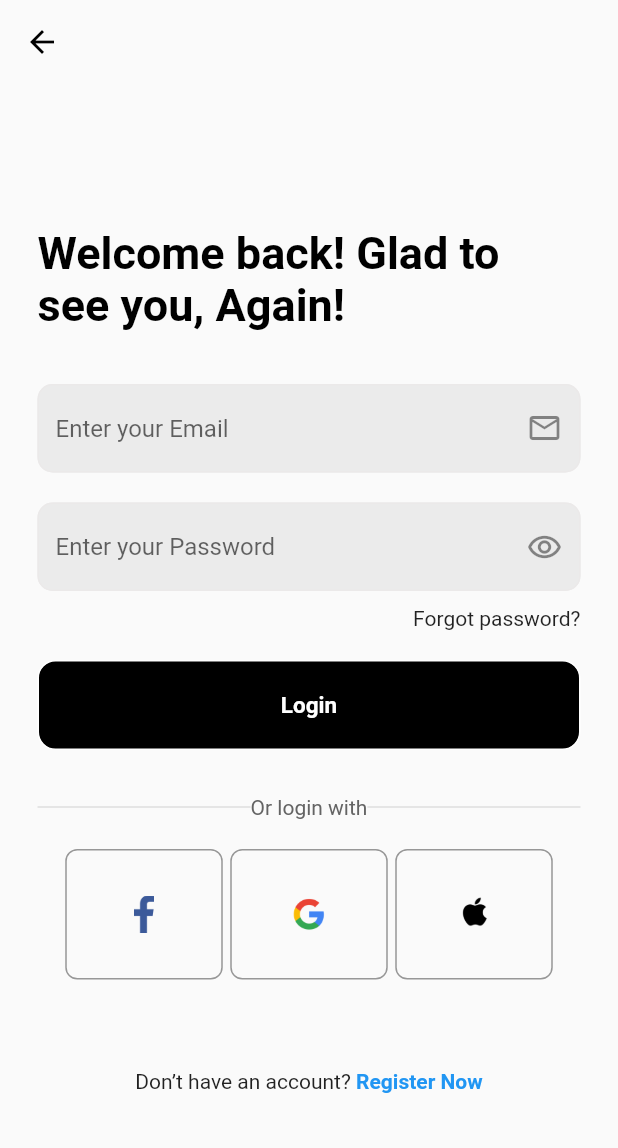
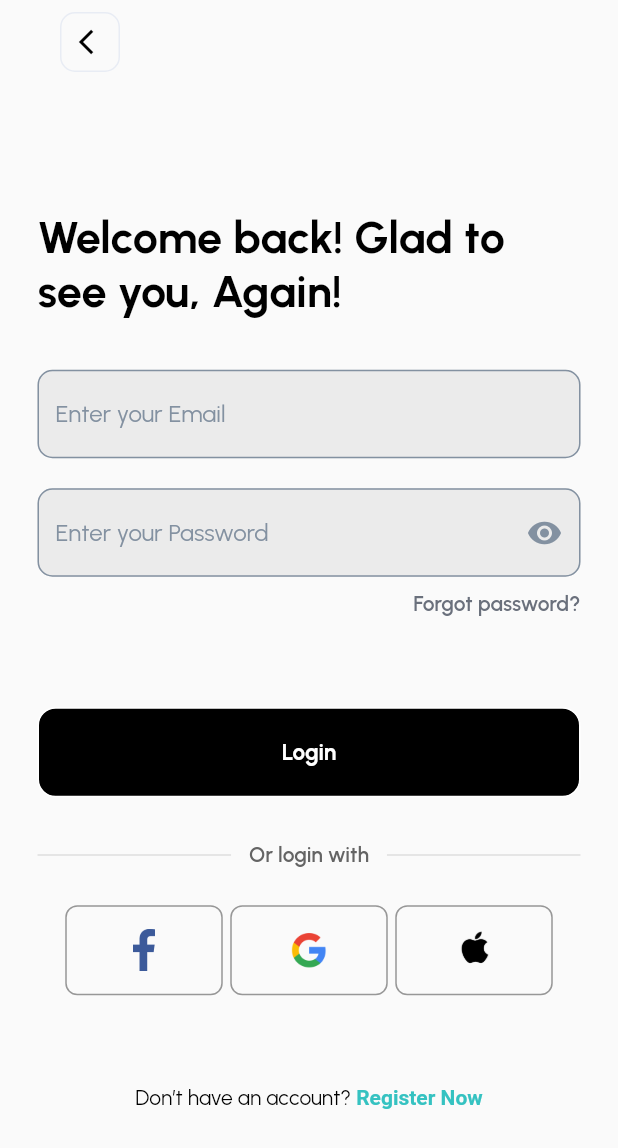
Before and after one commit to babileibtissam/flutter_project, a Flutter app: the screen it shows after launch, after a tap on "Login", on a phone screen of 412 x 824 dp. Shown: the top 1148 px of the screen. Run offline on Flutter 3.47's test engine with Material 2 defaults, Android fonts, the phone set to English and light mode, and no system bars; our stand-ins replace google_fonts, pinput.

Commit message:
login screen review

```diff
--- a/lib/main.dart
+++ b/lib/main.dart
@@ -1,5 +1,6 @@
 import 'package:flutter/material.dart';
 import 'package:flutter_application/screens/home_page.dart';
+import 'package:google_fonts/google_fonts.dart';
 
 void main() {
   runApp(const MyApp());
@@ -14,6 +15,9 @@ class MyApp extends StatelessWidget {
     return MaterialApp(
       debugShowCheckedModeBanner: false,
       home: HomePage(),
+      theme: ThemeData(
+          textTheme:
+              GoogleFonts.urbanistTextTheme(Theme.of(context).textTheme)),
     );
   }
 }
--- a/lib/screens/login_page.dart
+++ b/lib/screens/login_page.dart
@@ -1,59 +1,78 @@
+import 'dart:developer';
+
+import 'package:flutter/gestures.dart';
 import 'package:flutter/material.dart';
-import 'package:flutter_application/screens/register_page.dart';
+import 'package:flutter_application/utils/helpers.dart';
 import 'package:flutter_application/widgets/buttons.dart';
 import 'package:flutter_application/widgets/square_tile.dart';
 import 'package:flutter_application/widgets/text_field.dart';
+import 'package:google_fonts/google_fonts.dart';
 
 import 'forgotPassword_page.dart';
 import 'home_page.dart';
 
-class LoginPage extends StatelessWidget {
+class LoginPage extends StatefulWidget {
   LoginPage({Key? key}) : super(key: key);
 
+  @override
+  State<LoginPage> createState() => _LoginPageState();
+}
+
+class _LoginPageState extends State<LoginPage> {
   // text controllers
   final emailController = TextEditingController();
+
   final passwordController = TextEditingController();
+
+  bool isObscure = true;
 
   @override
   Widget build(BuildContext context) {
     return Scaffold(
       //back button
       appBar: AppBar(
-        backgroundColor: Color.fromARGB(1, 254, 254, 254),
+        backgroundColor: const Color.fromARGB(1, 254, 254, 254),
         elevation: 0,
+        leadingWidth: 90,
         leading: IconButton(
-          icon: const Icon(Icons.arrow_back, color: Colors.black),
-          onPressed: () => Navigator.of(context).pushReplacement(
-            MaterialPageRoute(
-              builder: (BuildContext context) => const HomePage(),
-            ),
-          ),
+          icon: Container(
+              width: 40,
+              height: 50,
+              margin: const EdgeInsets.only(left: 30),
+              padding: const EdgeInsets.only(left: 5),
+              decoration: BoxDecoration(
+                  border: Border.all(color: const Color(0xFFE8ECF4)),
+                  borderRadius: const BorderRadius.all(Radius.circular(10))),
+              child: const Icon(
+                Icons.arrow_back_ios,
+                color: Colors.black,
+                size: 20,
+              )),
+          onPressed: () => pushReplacement(context, const HomePage()),
         ),
       ),
 
       body: SafeArea(
           child: Center(
+        child: Padding(
+          padding: const EdgeInsets.symmetric(horizontal: 25.0),
           child: SingleChildScrollView(
             child: Column(
               mainAxisAlignment: MainAxisAlignment.center,
               children: [
                 // Welcome text
-              const Padding(
-                padding: EdgeInsets.symmetric(horizontal: 25.0),
-                child: Text(
+                const Text(
                   'Welcome back! Glad to see you, Again!',
                   style: TextStyle(
                       color: Colors.black,
                       fontSize: 30,
                       fontWeight: FontWeight.bold),
                 ),
-              ),
                 const SizedBox(
                   height: 35,
                 ),
                 // Email text field
                 MyTextField(
-                suffixIcon: Icons.email_outlined,
                   controller: emailController,
                   hintText: 'Enter your Email',
                   obscureText: false,
@@ -63,65 +82,65 @@ class LoginPage extends StatelessWidget {
                 ),
                 //Password text field
                 MyTextField(
-                suffixIcon: Icons.remove_red_eye_outlined,
+                  suffixIcon:
+                      isObscure ? Icons.visibility : Icons.visibility_off,
                   controller: passwordController,
                   hintText: 'Enter your Password',
-                obscureText: true,
+                  obscureText: isObscure,
+                  changeObscure: () {
+                    setState(() {
+                      isObscure = !isObscure;
+                    });
+                  },
                 ),
                 const SizedBox(
                   height: 10,
                 ),
                 // forgot password text
-              Padding(
-                padding: const EdgeInsets.symmetric(horizontal: 25.0),
-                child: Row(
+                Row(
                   mainAxisAlignment: MainAxisAlignment.end,
                   children: [
-                    GestureDetector(
-                      onTap: () {
-                        Navigator.push(
-                          context,
-                          MaterialPageRoute(
-                              builder: (context) => ForgotPasswordPage()),
-                        );
-                      },
+                    InkWell(
+                      onTap: () => push(context, ForgotPasswordPage()),
                       child: const Text(
                         'Forgot password?',
+                        style: TextStyle(
+                            fontSize: 14,
+                            fontWeight: FontWeight.w600,
+                            color: Color(0xff6A707C)),
                       ),
                     ),
                   ],
                 ),
-              ),
                 const SizedBox(
-                height: 20,
+                  height: 60,
                 ),
                 // login button
-              Padding(
-                padding: const EdgeInsets.symmetric(horizontal: 25.0),
-                child: MyButton(
+                MyButton(
                   onTap: () {},
                   text: 'Login',
-                ),
                 ),
                 const SizedBox(
                   height: 30,
                 ),
 
                 // "or login with" line
-              Padding(
-                padding: const EdgeInsets.symmetric(horizontal: 25.0),
-                child: Row(
-                  children: const [
+                const Row(
+                  children: [
                     Expanded(
                       child: Divider(
                         thickness: 0.3,
                         color: Colors.grey,
                       ),
                     ),
-                    Text(
+                    Padding(
+                      padding: EdgeInsets.symmetric(horizontal: 12),
+                      child: Text(
                         'Or login with',
-                      style:
-                          TextStyle(color: Color.fromARGB(255, 100, 100, 100)),
+                        style: TextStyle(
+                            color: Color.fromARGB(255, 100, 100, 100),
+                            fontWeight: FontWeight.w600),
+                      ),
                     ),
                     Expanded(
                       child: Divider(
@@ -131,15 +150,14 @@ class LoginPage extends StatelessWidget {
                     ),
                   ],
                 ),
-              ),
                 const SizedBox(
-                height: 20,
+                  height: 25,
                 ),
                 // facebook + google + apple sign in button
 
-              Row(
+                const Row(
                   mainAxisAlignment: MainAxisAlignment.center,
-                children: const [
+                  children: [
                     SquareTile(
                       imagePath: "assets/images/facebook.png",
                     ),
@@ -161,28 +179,27 @@ class LoginPage extends StatelessWidget {
                   height: 60,
                 ),
                 // don't have account text
-              Row(
-                mainAxisAlignment: MainAxisAlignment.center,
-                children: [
-                  const Text('Don’t have an account?'),
-                  GestureDetector(
-                    onTap: () {
-                      Navigator.push(
-                        context,
-                        MaterialPageRoute(builder: (context) => RegisterPage()),
-                      );
-                    },
-                    child: const Text(
-                      ' Register Now',
-                      style: TextStyle(
-                        color: Colors.blue,
+                RichText(
+                  text: TextSpan(
+                    text: 'Don’t have an account?',
+                    style: GoogleFonts.urbanist(color: Colors.black),
+                    children: <TextSpan>[
+                      TextSpan(
+                          text: ' Register Now',
+                          style: const TextStyle(
+                            color: Color(0xff35C2C1),
                             fontWeight: FontWeight.bold,
                           ),
-                    ),
-                  ),
+                          recognizer: TapGestureRecognizer()
+                            ..onTap = () {
+                              //click action
+                              log('clicked');
+                            }),
                     ],
                   ),
+                )
               ],
+            ),
           ),
         ),
       )),
--- /dev/null
+++ b/lib/utils/helpers.dart
@@ -0,0 +1,16 @@
+import 'package:flutter/material.dart';
+
+void pushReplacement(BuildContext context, Widget page) {
+  Navigator.of(context).pushReplacement(
+    MaterialPageRoute(
+      builder: (BuildContext context) => page,
+    ),
+  );
+}
+
+void push(BuildContext context, Widget page) {
+  Navigator.push(
+    context,
+    MaterialPageRoute(builder: (context) => page),
+  );
+}
--- a/lib/widgets/square_tile.dart
+++ b/lib/widgets/square_tile.dart
@@ -10,14 +10,16 @@ class SquareTile extends StatelessWidget {
   @override
   Widget build(BuildContext context) {
     return Container(
-      padding: const EdgeInsets.all(30),
+      padding: const EdgeInsets.all(15),
       width: 105,
+      height: 60,
       decoration: BoxDecoration(
-          border: Border.all(color: Color.fromARGB(255, 151, 151, 151)),
+          border: Border.all(color: const Color.fromARGB(255, 151, 151, 151)),
           borderRadius: BorderRadius.circular(8)),
       child: Image.asset(
         imagePath,
         height: 25,
+        width: 25,
       ),
     );
   }
--- a/lib/widgets/text_field.dart
+++ b/lib/widgets/text_field.dart
@@ -1,41 +1,48 @@
 import 'package:flutter/material.dart';
 
 class MyTextField extends StatelessWidget {
-  final controller;
+  final TextEditingController controller;
   final String hintText;
   final bool obscureText;
-  final IconData suffixIcon;
+  final Color textColor;
+  final IconData? suffixIcon;
+  final VoidCallback? changeObscure;
 
-  const MyTextField({
-    super.key,
+  const MyTextField(
+      {super.key,
       required this.controller,
       required this.hintText,
       required this.obscureText,
-    required this.suffixIcon,
-  });
+      this.textColor = const Color(0xff8391A1),
+      this.suffixIcon,
+      this.changeObscure});
 
   @override
   Widget build(BuildContext context) {
-    return Padding(
-      padding: const EdgeInsets.symmetric(horizontal: 25.0),
-      child: TextField(
+    return TextField(
       controller: controller,
       // to hide the password
       obscureText: obscureText,
+
       decoration: InputDecoration(
-          suffixIcon: Icon(suffixIcon),
+        hintStyle: TextStyle(color: textColor),
+        suffixIcon: IconButton(
+          onPressed: changeObscure,
+          icon: Icon(suffixIcon),
+          color: textColor,
+        ),
+        focusColor: textColor,
         enabledBorder: const OutlineInputBorder(
-            borderSide: BorderSide(color: Color.fromARGB(255, 235, 233, 233)),
+          borderSide: BorderSide(color: Color(0xff8391A1)),
           borderRadius: BorderRadius.all(Radius.circular(10.0)),
         ),
         focusedBorder: const OutlineInputBorder(
           borderSide: BorderSide(color: Colors.black),
           borderRadius: BorderRadius.all(Radius.circular(10.0)),
         ),
-          fillColor: Color.fromARGB(255, 235, 235, 235),
+        fillColor: const Color.fromARGB(255, 235, 235, 235),
         filled: true,
         hintText: hintText,
-        ),
       ),
     );
   }
--- a/pubspec.yaml
+++ b/pubspec.yaml
@@ -35,6 +35,7 @@ dependencies:
   # The following adds the Cupertino Icons font to your application.
   # Use with the CupertinoIcons class for iOS style icons.
   cupertino_icons: ^1.0.2
+  google_fonts: ^6.1.0
 
 dev_dependencies:
   flutter_test:
```
Also changed, not shown: pubspec.lock, 7 other files. Lines whose indentation alone changed are shown as unchanged.
